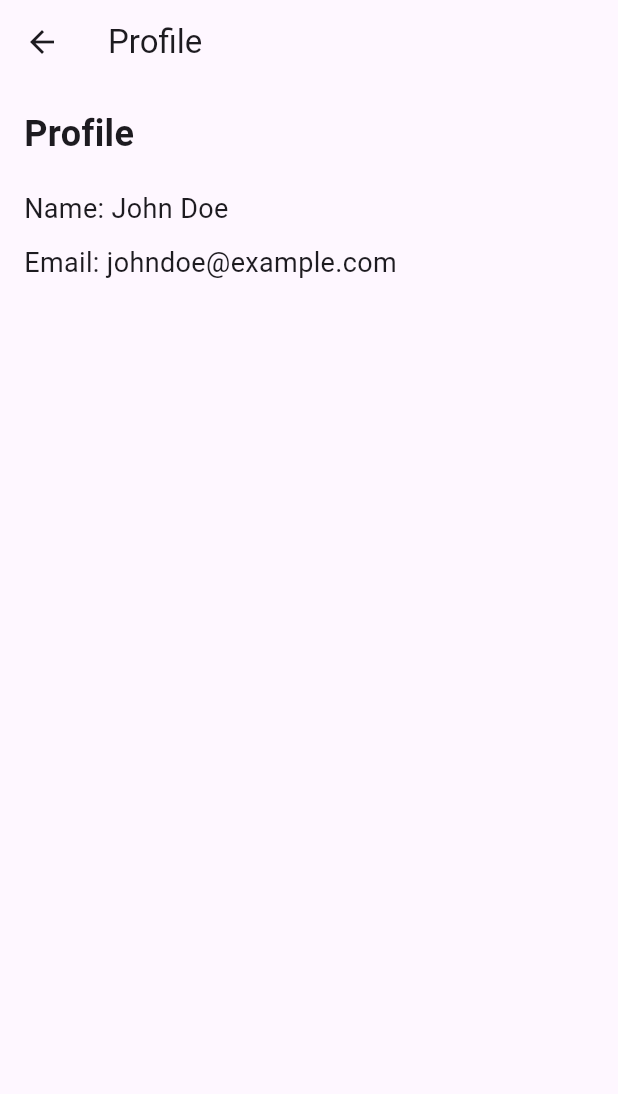
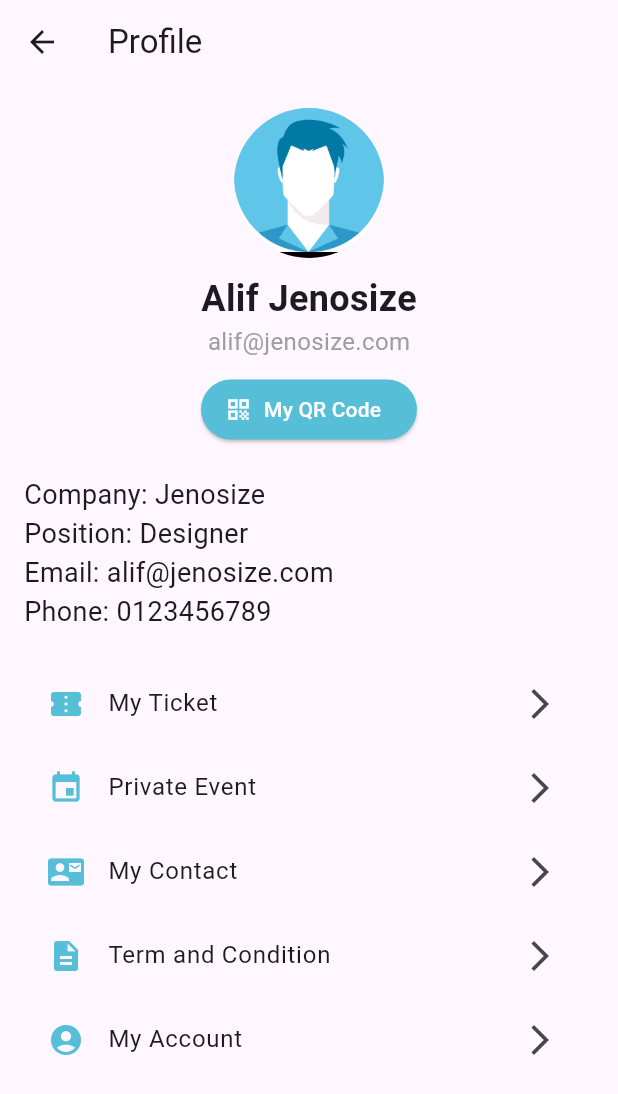
Before and after one commit to wiratR/bizconnet_app, a Flutter app: the ProfileScreen screen opened directly, on a phone screen of 412 x 824 dp. Shown: the top 1094 px of the screen. Run offline on Flutter 3.47's test engine with Material 3 defaults, Android fonts, the phone set to English and light mode, and no system bars; our stand-ins replace shared_preferences; missing offline and left inert: qr_code_scanner; accounts and stored records are empty.

Commit message:
init my profile

```diff
--- /dev/null
+++ b/bizconnect_app/lib/screens/profile/myaccount/my_account_screen.dart
@@ -0,0 +1,15 @@
+import 'package:flutter/material.dart';
+
+class MyAccountScreen extends StatelessWidget {
+  @override
+  Widget build(BuildContext context) {
+    return Scaffold(
+      appBar: AppBar(
+        title: Text('My Account'),
+      ),
+      body: Center(
+        child: Text('This is your My Account!'),
+      ),
+    );
+  }
+}
--- /dev/null
+++ b/bizconnect_app/lib/screens/profile/myqr/my_qr_screen.dart
@@ -0,0 +1,15 @@
+import 'package:flutter/material.dart';
+
+class MyQRScreen extends StatelessWidget {
+  @override
+  Widget build(BuildContext context) {
+    return Scaffold(
+      appBar: AppBar(
+        title: Text('My QR Code'),
+      ),
+      body: Center(
+        child: Text('This is your QR code!'), // Replace with your QR code widget
+      ),
+    );
+  }
+}
--- /dev/null
+++ b/bizconnect_app/lib/screens/profile/myticket/my_ticket_screen.dart
@@ -0,0 +1,15 @@
+import 'package:flutter/material.dart';
+
+class MyTicketScreen extends StatelessWidget {
+  @override
+  Widget build(BuildContext context) {
+    return Scaffold(
+      appBar: AppBar(
+        title: Text('My Ticket'),
+      ),
+      body: Center(
+        child: Text('This is your My Ticket!'),
+      ),
+    );
+  }
+}
--- /dev/null
+++ b/bizconnect_app/lib/screens/profile/privateevent/private_event_screen.dart
@@ -0,0 +1,15 @@
+import 'package:flutter/material.dart';
+
+class PrivateEventScreen extends StatelessWidget {
+  @override
+  Widget build(BuildContext context) {
+    return Scaffold(
+      appBar: AppBar(
+        title: Text('Private Event'),
+      ),
+      body: Center(
+        child: Text('This is your Private Event!'),
+      ),
+    );
+  }
+}
--- a/bizconnect_app/lib/screens/profile/profile_screen.dart
+++ b/bizconnect_app/lib/screens/profile/profile_screen.dart
@@ -1,4 +1,11 @@
 import 'package:flutter/material.dart';
+import './myqr/my_qr_screen.dart';
+import './mycontract/my_contract_screen.dart';
+import './myticket/my_ticket_screen.dart';
+import './term/term_condition_screen.dart';
+import './privateevent/private_event_screen.dart';
+import './myaccount/my_account_screen.dart';
+
 
 class ProfileScreen extends StatelessWidget {
   @override
@@ -7,28 +14,170 @@ class ProfileScreen extends StatelessWidget {
       appBar: AppBar(
         title: Text('Profile'),
       ),
-      body: Padding(
+      body: Scrollbar(
+        thumbVisibility: true, // Always show the scrollbar thumb
+        child: SingleChildScrollView(
           padding: const EdgeInsets.all(16.0),
           child: Column(
             crossAxisAlignment: CrossAxisAlignment.start,
             children: [
+              Center(
+                child: Column(
+                  children: [
+                    CircleAvatar(
+                      radius: 50,
+                      backgroundImage: AssetImage('assets/avatar.png'), // Use AssetImage to load an image from assets
+                    ),
+                    SizedBox(height: 10),
                     Text(
-              'Profile',
+                      'Alif Jenosize',
                       style: TextStyle(fontSize: 24, fontWeight: FontWeight.bold),
+                    ),
+                    Text(
+                      'alif@jenosize.com',
+                      style: TextStyle(fontSize: 16, color: Colors.grey),
+                    ),
+                    SizedBox(height: 10),
+                    ElevatedButton.icon(
+                      onPressed: () {
+                        // Navigate to MyQRScreen when button is pressed
+                        Navigator.push(
+                          context,
+                          MaterialPageRoute(builder: (context) => MyQRScreen()),
+                        );
+                      },
+                      icon: Icon(Icons.qr_code),
+                      label: Text('My QR Code'),
+                      style: ElevatedButton.styleFrom(
+                        backgroundColor: Color(0xFF56BED6), // Change the button color to #56BED6
+                        foregroundColor: Colors.white, // Change the text color to white
+                        shape: RoundedRectangleBorder(
+                          borderRadius: BorderRadius.circular(20),
+                        ),
+                      ),
+                    ),
+                  ],
+                ),
               ),
               SizedBox(height: 20),
               Text(
-              'Name: John Doe',
+                'Company: Jenosize',
                 style: TextStyle(fontSize: 18),
               ),
-            SizedBox(height: 10),
               Text(
-              'Email: johndoe@example.com',
+                'Position: Designer',
                 style: TextStyle(fontSize: 18),
               ),
-            // Add more profile details here
+              Text(
+                'Email: alif@jenosize.com',
+                style: TextStyle(fontSize: 18),
+              ),
+              Text(
+                'Phone: 0123456789',
+                style: TextStyle(fontSize: 18),
+              ),
+              SizedBox(height: 20),
+              ListTile(
+                leading: Icon(Icons.confirmation_number, color: Color(0xFF56BED6)), // Change icon color to #56BED6
+                title: Text('My Ticket'),
+                trailing: Icon(Icons.arrow_forward_ios),
+                onTap: () {
+                  // Navigate to MyTicketScreen when tapped
+                  Navigator.push(
+                    context,
+                    MaterialPageRoute(builder: (context) => MyTicketScreen()),
+                  );
+                },
+              ),
+              ListTile(
+                leading: Icon(Icons.event, color: Color(0xFF56BED6)), // Change icon color to #56BED6
+                title: Text('Private Event'),
+                trailing: Icon(Icons.arrow_forward_ios),
+                onTap: () {
+                  // Navigate to PrivateEventScreen when tapped
+                  Navigator.push(
+                    context,
+                    MaterialPageRoute(builder: (context) => PrivateEventScreen()),
+                  );
+                },
+              ),
+              ListTile(
+                leading: Icon(Icons.contact_mail, color: Color(0xFF56BED6)), // Change icon color to #56BED6
+                title: Text('My Contact'),
+                trailing: Icon(Icons.arrow_forward_ios),
+                onTap: () {
+                  // Navigate to MyContractScreen when tapped
+                  Navigator.push(
+                    context,
+                    MaterialPageRoute(builder: (context) => MyContractScreen()),
+                  );
+                },
+              ),
+              ListTile(
+                leading: Icon(Icons.description, color: Color(0xFF56BED6)), // Change icon color to #56BED6
+                title: Text('Term and Condition'),
+                trailing: Icon(Icons.arrow_forward_ios),
+                onTap: () {
+                  // Navigate to Term Condition Screen when tapped
+                  Navigator.push(
+                    context,
+                    MaterialPageRoute(builder: (context) => TermConditionScreen()),
+                  );
+                },
+              ),
+              ListTile(
+                leading: Icon(Icons.account_circle, color: Color(0xFF56BED6)), // Change icon color to #56BED6
+                title: Text('My Account'),
+                trailing: Icon(Icons.arrow_forward_ios),
+                onTap: () {
+                  // Navigate to MyAccountScreen when tapped
+                  Navigator.push(
+                    context,
+                    MaterialPageRoute(builder: (context) => MyAccountScreen()),
+                  );
+                },
+              ),
             ],
           ),
+        ),
+      ),
+      bottomNavigationBar: BottomNavigationBar(
+        currentIndex: 3, // Set the current index to 'Profile'
+        items: [
+          BottomNavigationBarItem(
+            icon: Icon(Icons.home),
+            label: 'Home',
+          ),
+          BottomNavigationBarItem(
+            icon: Icon(Icons.event),
+            label: 'My Event',
+          ),
+          BottomNavigationBarItem(
+            icon: Icon(Icons.favorite),
+            label: 'My Favorite',
+          ),
+          BottomNavigationBarItem(
+            icon: Icon(Icons.person),
+            label: 'Profile',
+          ),
+        ],
+        onTap: (index) {
+          // Handle navigation based on the selected index
+          switch (index) {
+            case 0:
+              // Navigate to Home screen
+              break;
+            case 1:
+              // Navigate to My Event screen
+              break;
+            case 2:
+              // Navigate to My Favorite screen
+              break;
+            case 3:
+              // Stay on Profile screen
+              break;
+          }
+        },
       ),
     );
   }
--- /dev/null
+++ b/bizconnect_app/lib/screens/profile/term/term_condition_screen.dart
@@ -0,0 +1,15 @@
+import 'package:flutter/material.dart';
+
+class TermConditionScreen extends StatelessWidget {
+  @override
+  Widget build(BuildContext context) {
+    return Scaffold(
+      appBar: AppBar(
+        title: Text('Term And Condition'),
+      ),
+      body: Center(
+        child: Text('This is your Term And Condition!'),
+      ),
+    );
+  }
+}
--- a/bizconnect_app/pubspec.yaml
+++ b/bizconnect_app/pubspec.yaml
@@ -22,3 +22,4 @@ flutter:
   uses-material-design: true
   assets:
     - assets/logo.png
+    - assets/avatar.png
```
Also changed, not shown: bizconnect_app/lib/screens/profile/mycontract/my_contract_screen.dart (added, +15 -0 lines), bizconnect_app/assets/avatar.png (added). Lines whose indentation alone changed are shown as unchanged.
